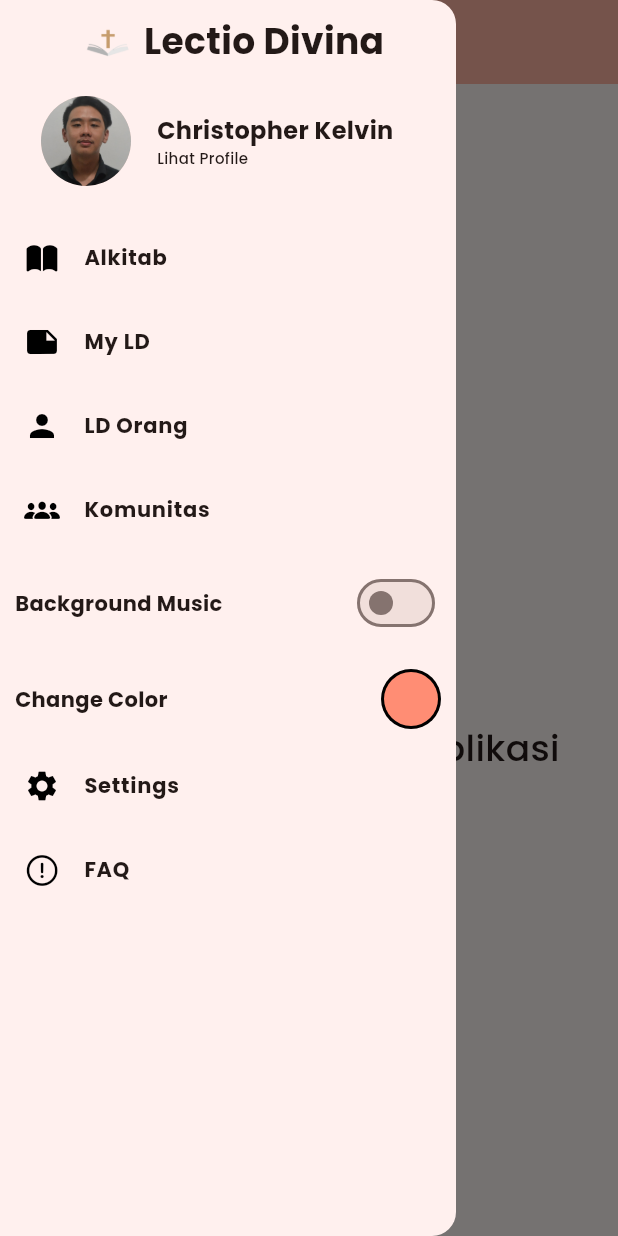
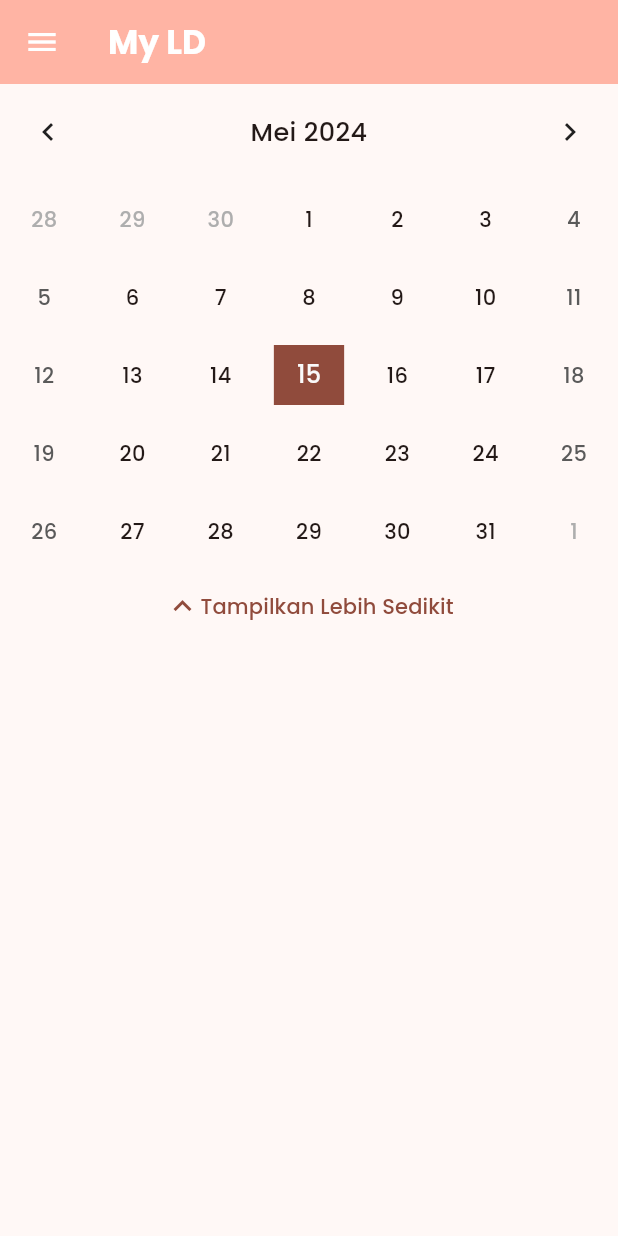
Before and after one commit to Cekepek/lectio_divina, a Flutter app: the screen it shows after launch, in the side drawer, after a tap on "My LD", on a phone screen of 412 x 824 dp. Run offline on Flutter 3.47's test engine with Material 3 defaults, Android fonts, the phone set to English and light mode, and no system bars; drawn by our look-alikes of table_calendar; our stand-ins replace flutter_colorpicker, scroll_to_index, scrollable_positioned_list; missing offline and left inert: dart:ffi.

Commit message:
tanggal LD

```diff
--- a/lib/main.dart
+++ b/lib/main.dart
@@ -4,15 +4,18 @@ import 'package:flutter/cupertino.dart';
 import 'package:flutter/rendering.dart';
 import 'package:flutter/widgets.dart';
 import 'package:flutter_colorpicker/flutter_colorpicker.dart';
+import 'package:intl/date_symbol_data_local.dart';
 import 'package:lectio_divina/core.dart';
 import 'package:flutter/material.dart';
+import 'package:lectio_divina/screen/LDKalender.dart';
 import 'package:lectio_divina/screen/alkitab.dart';
 import 'package:lectio_divina/screen/home.dart';
 import 'package:lectio_divina/switch_button.dart';
 import 'package:lectio_divina/globals.dart' as globals;
 
-void main() {
-  runApp(const MyApp());
+Future<void> main() async {
+  WidgetsFlutterBinding.ensureInitialized();
+  await initializeDateFormatting('id_ID', null).then((_) => runApp(MyApp()));
 }
 
 Color themeColor = Color.fromRGBO(255, 141, 116, 1);
@@ -21,6 +24,7 @@ String titleHome = "Lectio Divina";
 final List<Widget> _screens = [
   Home(),
   Alkitab(),
+  LDKalender(),
 ];
 
 class MyApp extends StatelessWidget {
@@ -212,7 +216,11 @@ class _MyHomePageState extends State<MyHomePage> {
               ),
             ),
             onTap: () {
-              print("Ini My LD");
+              setState(() {
+                titleHome = "My LD";
+                globals.currentIndex = 2;
+                Navigator.pop(context);
+              });
             },
           ),
           ListTile(
--- /dev/null
+++ b/lib/screen/LDKalender.dart
@@ -0,0 +1,124 @@
+import 'dart:ffi';
+
+import 'package:flutter/cupertino.dart';
+import 'package:flutter/material.dart';
+import 'package:flutter/services.dart';
+import 'package:flutter/widgets.dart';
+
+import 'package:lectio_divina/globals.dart' as globals;
+import 'package:table_calendar/table_calendar.dart';
+
+class LDKalender extends StatefulWidget {
+  const LDKalender({super.key});
+
+  @override
+  State<StatefulWidget> createState() {
+    return _LDKalenderState();
+  }
+}
+
+class _LDKalenderState extends State<LDKalender> {
+  bool showLess = false;
+  DateTime today = DateTime.now();
+  void _onDaySelected(DateTime day, DateTime focusedDay) {
+    setState(() {
+      today = day;
+    });
+  }
+
+  @override
+  Widget build(BuildContext context) {
+    return Center(
+      child: Column(
+        mainAxisAlignment: MainAxisAlignment.start,
+        // crossAxisAlignment: CrossAxisAlignment.center,
+        children: <Widget>[
+          showLess
+              ? Padding(
+                  padding: const EdgeInsets.all(20.0),
+                  child: Row(
+                    mainAxisAlignment: MainAxisAlignment.spaceBetween,
+                    children: [
+                      GestureDetector(
+                        child: const Icon(
+                          Icons.keyboard_arrow_left,
+                          size: 24.0,
+                        ),
+                        onTap: () {},
+                      ),
+                      GestureDetector(
+                        child: const Text(
+                          "Mei 2024",
+                          style: TextStyle(fontSize: 17),
+                        ),
+                        onTap: () {},
+                      ),
+                      GestureDetector(
+                        child: const Icon(
+                          Icons.keyboard_arrow_right,
+                          size: 24.0,
+                        ),
+                        onTap: () {},
+                      ),
+                    ],
+                  ),
+                )
+              : TableCalendar(
+                  locale: 'id_ID',
+                  headerVisible: true,
+                  headerStyle: HeaderStyle(
+                      formatButtonVisible: false, titleCentered: true),
+                  daysOfWeekVisible: false,
+                  availableGestures: AvailableGestures.all,
+                  selectedDayPredicate: (day) => isSameDay(day, today),
+                  calendarStyle: CalendarStyle(
+                      todayDecoration: BoxDecoration(
+                        color: Theme.of(context).colorScheme.inversePrimary,
+                        // borderRadius: BorderRadius.all(
+                        //   Radius.circular(15.0),
+                        // ),
+                      ),
+                      selectedDecoration: BoxDecoration(
+                        color: Theme.of(context).colorScheme.primary,
+                        // borderRadius: BorderRadius.all(
+                        //   Radius.circular(15.0),
+                        // ),
+                      )),
+                  focusedDay: today,
+                  firstDay: DateTime.utc(2020, 5, 15),
+                  lastDay: DateTime.utc(2030, 5, 15),
+                  // onDaySelected: _onDaySelected,
+                ),
+          TextButton(
+            onPressed: () {
+              setState(() {
+                showLess ? showLess = false : showLess = true;
+              });
+            },
+            child: showLess
+                ? Row(
+                    mainAxisAlignment: MainAxisAlignment.center,
+                    children: [
+                      const Icon(
+                        Icons.keyboard_arrow_down,
+                        size: 24.0,
+                      ),
+                      Text("Tampilkan Kalender")
+                    ],
+                  )
+                : Row(
+                    mainAxisAlignment: MainAxisAlignment.center,
+                    children: [
+                      const Icon(
+                        Icons.keyboard_arrow_up,
+                        size: 24.0,
+                      ),
+                      Text("Tampilkan Lebih Sedikit")
+                    ],
+                  ),
+          )
+        ],
+      ),
+    );
+  }
+}
--- a/pubspec.yaml
+++ b/pubspec.yaml
@@ -38,6 +38,9 @@ dependencies:
   flutter_colorpicker: ^1.0.3
   scrollable_positioned_list: ^0.3.8
   scroll_to_index: ^3.0.1
+  table_calendar: ^3.1.1
+  intl: ^0.15.8
+  table_calendar_locale: ^1.0.0
 
 dev_dependencies:
   flutter_test:
```
Also changed, not shown: lib/screen/home.dart (+0 -35 lines), pubspec.lock.
